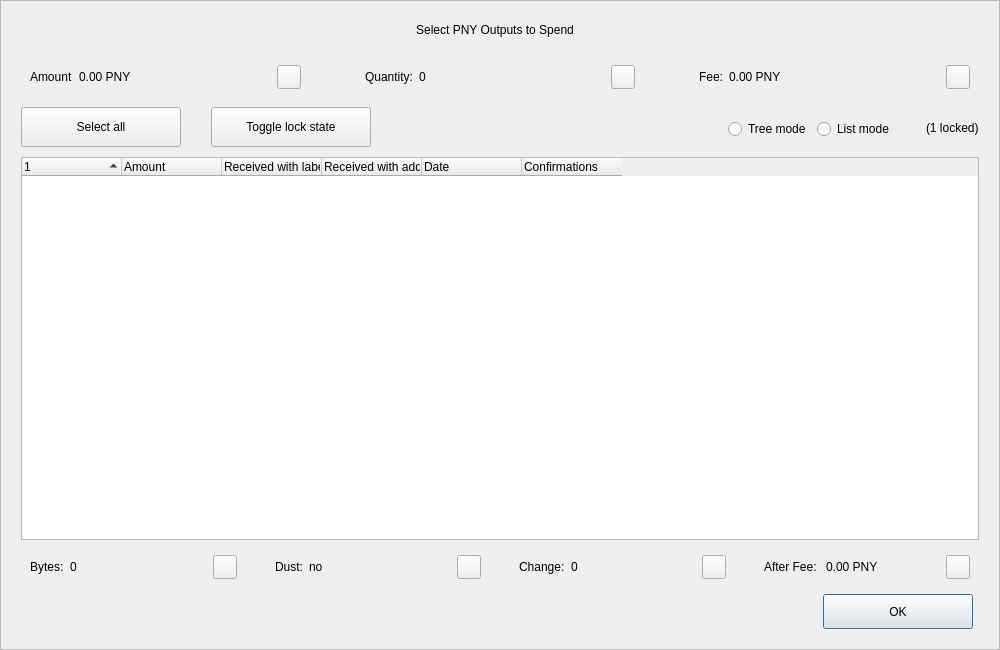
Above: src/qt/forms/coincontroldialog.ui from AltcoinBaggins/lil before the change. Below: the same form after it.
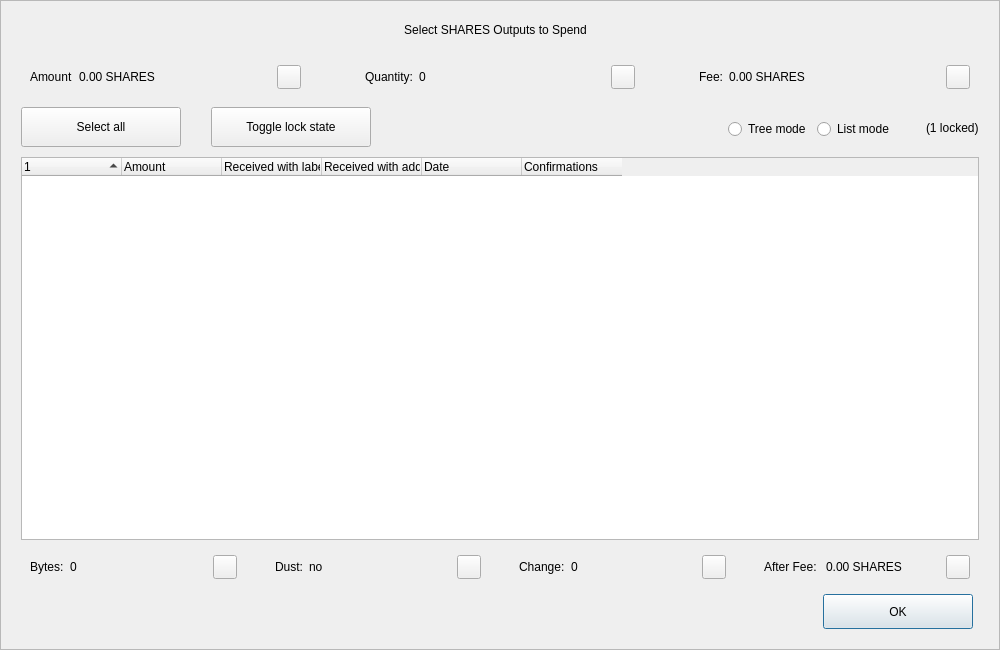
That is the form after the change. Custom widgets are drawn as their Qt base class.

Commit message: Update branding to SHARES

What changed in the file:
```diff
--- a/src/qt/forms/coincontroldialog.ui
+++ b/src/qt/forms/coincontroldialog.ui
@@ -98,7 +98,7 @@
            </size>
           </property>
           <property name="text">
-           <string>Select PNY Outputs to Spend</string>
+           <string>Select SHARES Outputs to Spend</string>
           </property>
           <property name="alignment">
            <set>Qt::AlignCenter</set>
@@ -144,7 +144,7 @@
            <item>
             <widget class="QLabel" name="labelCoinControlAmount">
              <property name="text">
-              <string>0.00 PNY</string>
+              <string>0.00 SHARES</string>
              </property>
             </widget>
            </item>
@@ -268,7 +268,7 @@
            <item>
             <widget class="QLabel" name="labelCoinControlFee">
              <property name="text">
-              <string>0.00 PNY</string>
+              <string>0.00 SHARES</string>
              </property>
             </widget>
            </item>
@@ -729,7 +729,7 @@
            <item>
             <widget class="QLabel" name="labelCoinControlAfterFee">
              <property name="text">
-              <string>0.00 PNY</string>
+              <string>0.00 SHARES</string>
              </property>
             </widget>
            </item>
```
The commit also changes 657 other files.
